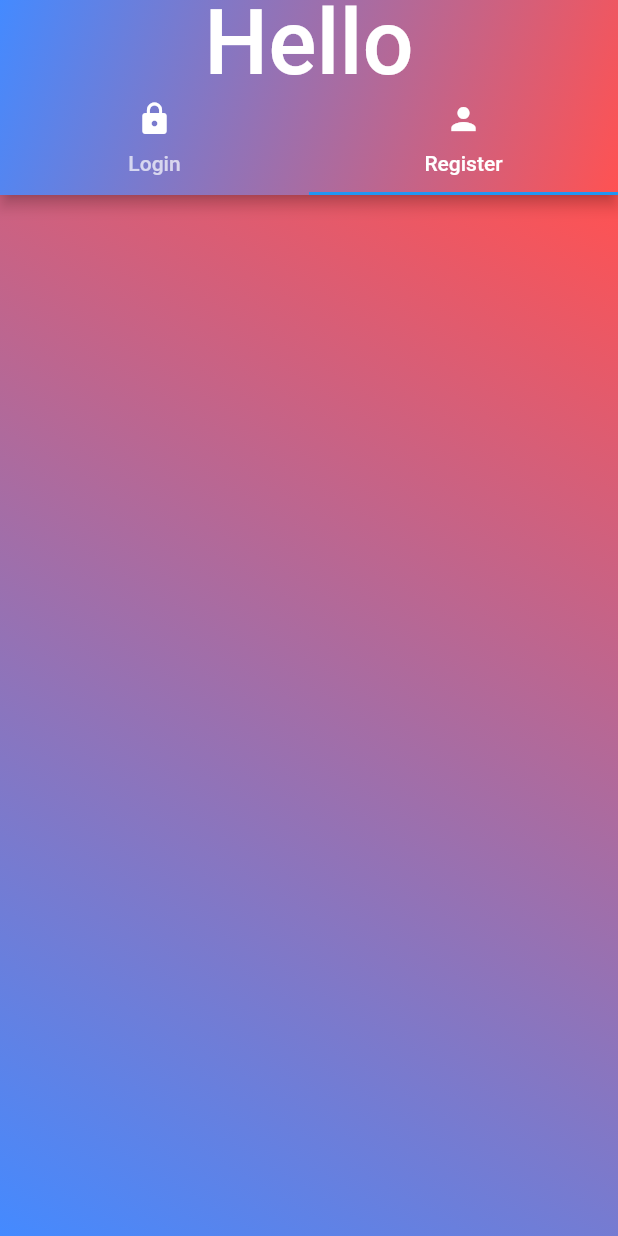
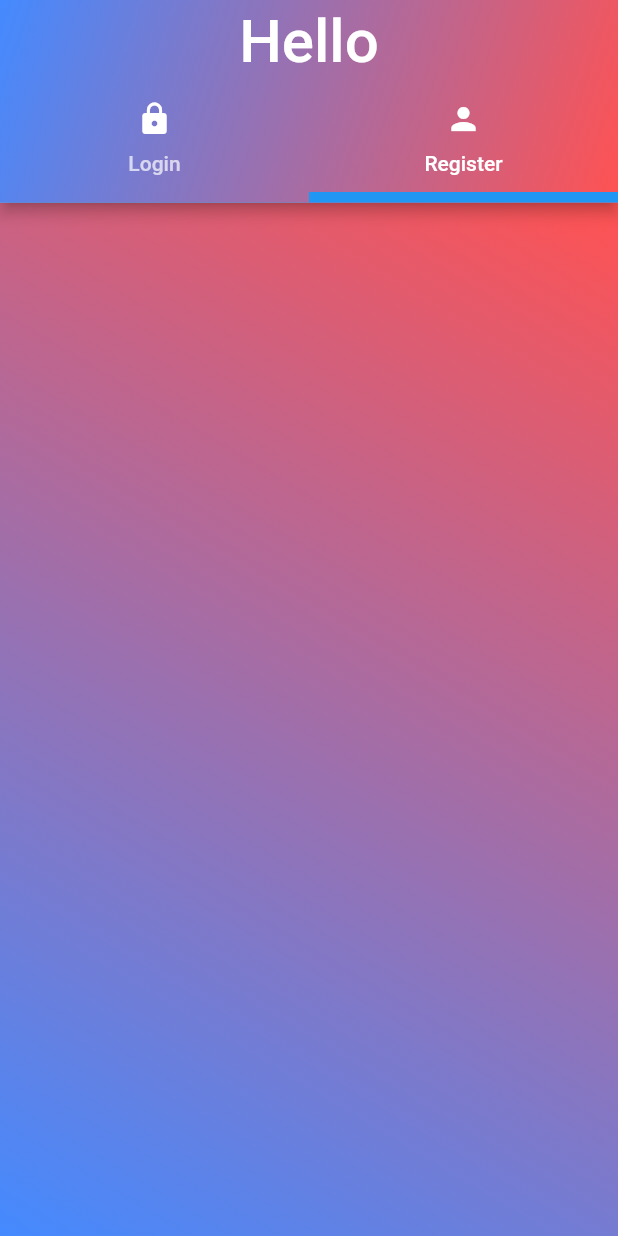
Before and after one commit to Hassan1Ehsani/Splash-Screen, a Flutter app: the screen it shows after launch, tab 2 chosen, on a phone screen of 412 x 824 dp. Run offline on Flutter 3.47's test engine with Material 2 defaults, Android fonts, the phone set to English and light mode, and no system bars.

```diff
--- a/lib/authentication_screen.dart
+++ b/lib/authentication_screen.dart
@@ -27,10 +27,11 @@ class _AuthenticationScreenState extends State<AuthenticationScreen> {
           ),
           title: Text(
             "Hello",
-              style: TextStyle(fontSize: 60, color: Colors.white),
+            style: TextStyle(fontSize: 40, color: Colors.white),
           ),
           centerTitle: true,
           bottom: TabBar(
+            indicatorWeight: 7,
             tabs: [
               Tab(
                 icon: Icon(
@@ -64,6 +65,7 @@ class _AuthenticationScreenState extends State<AuthenticationScreen> {
             ],
           ),
         ),
-        ));
+      ),
+    );
   }
 }
```
Lines whose indentation alone changed are shown as unchanged.
